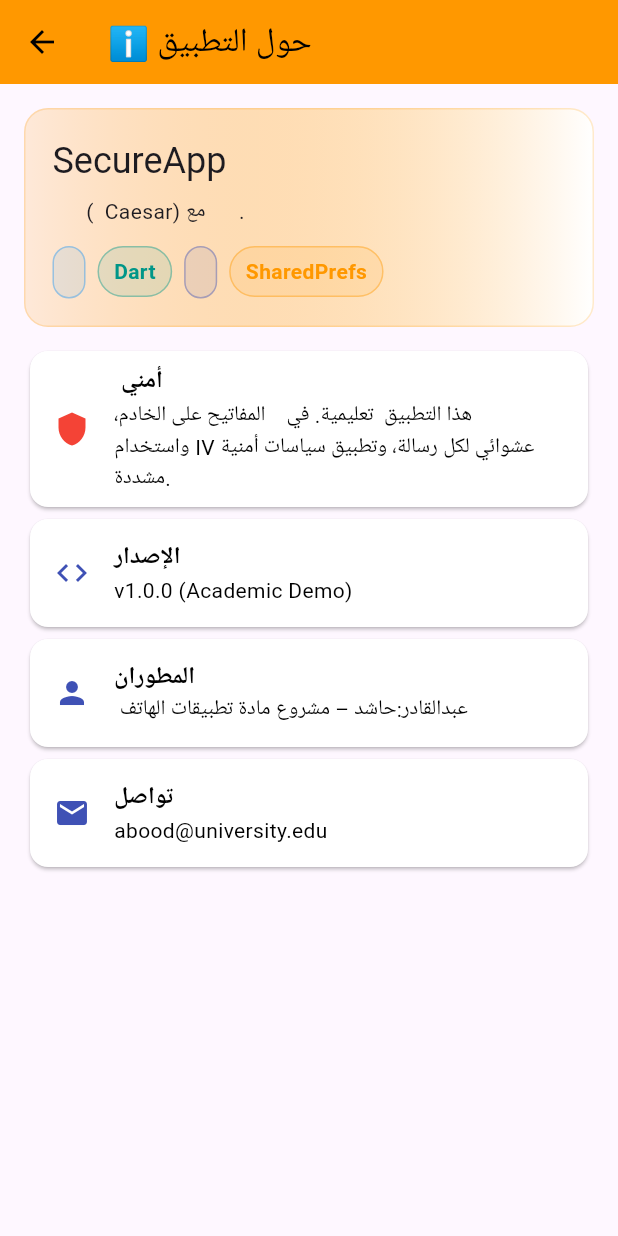
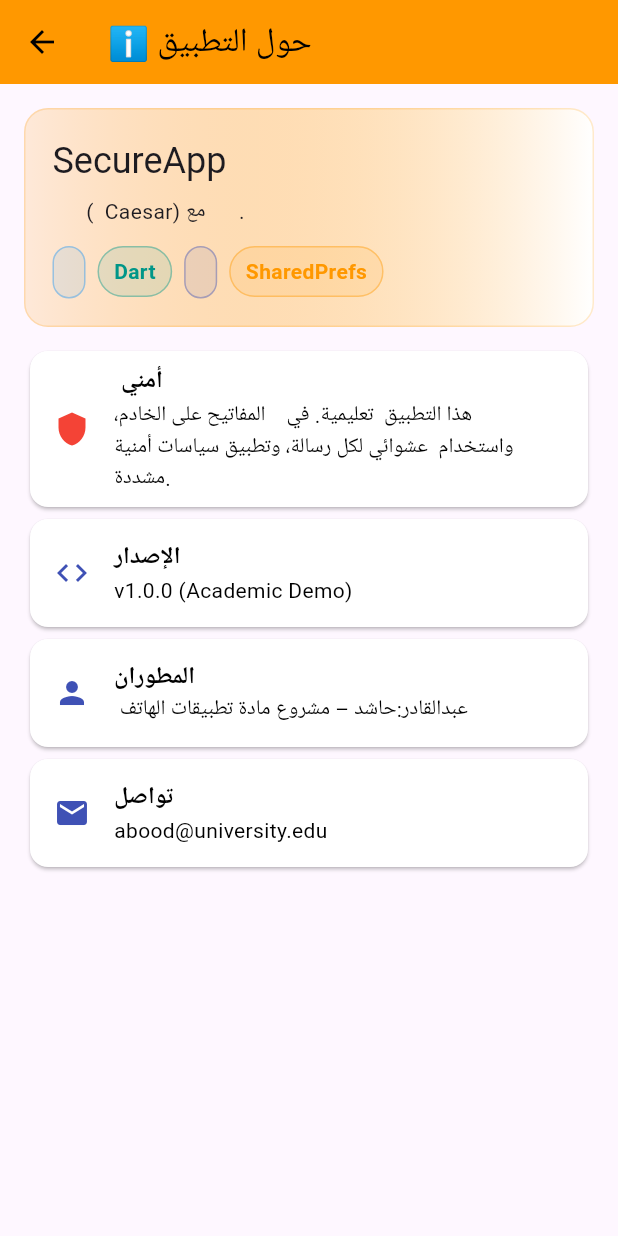
Before and after one commit to hashedalmaswi/my-project, a Flutter app: the AboutPage screen opened directly, on a phone screen of 412 x 824 dp. Run offline on Flutter 3.47's test engine with Material 3 defaults, Android fonts, the phone set to English and light mode, and no system bars; our stand-ins replace shared_preferences; missing offline and left inert: encrypt; accounts and stored records are empty.

```diff
--- a/lib/about_page.dart
+++ b/lib/about_page.dart
@@ -69,7 +69,7 @@ class AboutPage extends StatelessWidget {
           ),
           const SizedBox(height: 12),
           _tile(Icons.shield, ' أمني',
-              'هذا التطبيق  تعليمية. في    المفاتيح على الخادم، واستخدام IV عشوائي لكل رسالة، وتطبيق سياسات أمنية مشددة.',
+              'هذا التطبيق  تعليمية. في    المفاتيح على الخادم، واستخدام  عشوائي لكل رسالة، وتطبيق سياسات أمنية مشددة.',
               color: Colors.red),
           _tile(Icons.code, 'الإصدار', 'v1.0.0 (Academic Demo)'),
           _tile(Icons.person, 'المطوران', ' عبدالقادر:حاشد – مشروع مادة تطبيقات الهاتف'),
```
